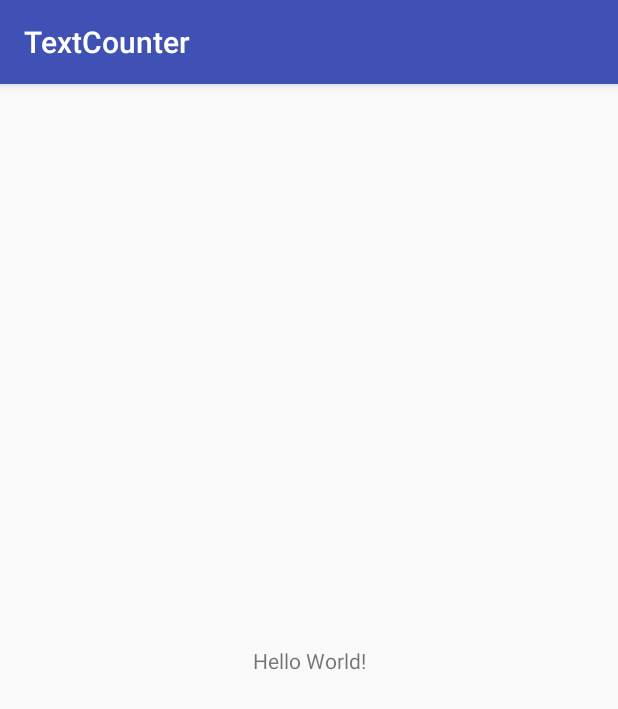
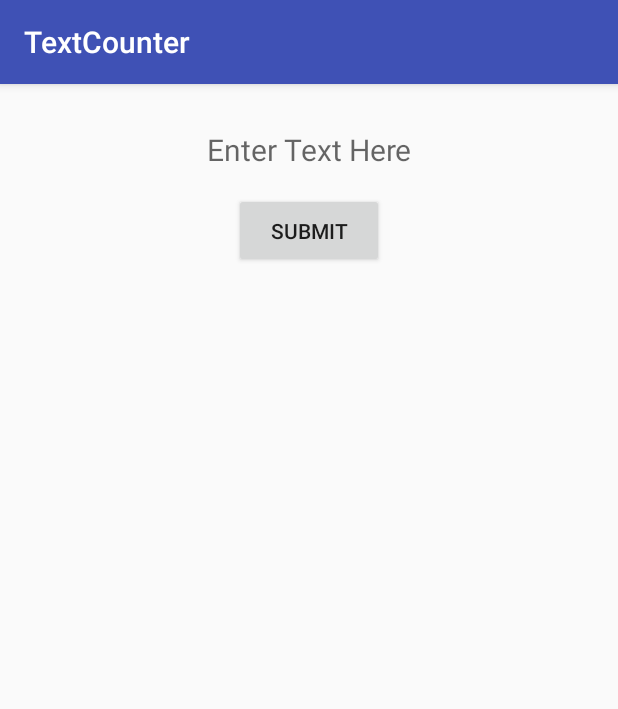
Before and after one commit to Alequin/word_count_homework, an Android app: the screen it shows after launch (MainActivity), on a phone screen of 412 x 824 dp. Shown: the top 709 px of the screen. Run offline under Robolectric (Android 15) with nearby library versions, the phone set to English and light mode, and no system bars.

Commit message:
Created basic layout

```diff
--- a/TextCounter/app/src/main/res/layout/activity_main.xml
+++ b/TextCounter/app/src/main/res/layout/activity_main.xml
@@ -7,12 +7,36 @@
     tools:context="com.example.james.textcounter.MainActivity">
 
     <TextView
-        android:layout_width="wrap_content"
+        android:id="@+id/enter_text_view_main_activity"
+        android:layout_width="0dp"
         android:layout_height="wrap_content"
-        android:text="Hello World!"
-        app:layout_constraintBottom_toBottomOf="parent"
+        android:textSize="20dp"
+        app:layout_constraintTop_toTopOf="parent"
         app:layout_constraintLeft_toLeftOf="parent"
         app:layout_constraintRight_toRightOf="parent"
-        app:layout_constraintTop_toTopOf="parent" />
+        android:layout_marginTop="30dp"
+        android:layout_marginLeft="10dp"
+        android:layout_marginRight="10dp"
+        android:hint="@string/enter_text_hint"
+        android:gravity="center"/>
+
+    <Button
+        android:id="@+id/submit_button_main_activity"
+        android:layout_width="100dp"
+        android:layout_height="50dp"
+        app:layout_constraintTop_toBottomOf="@+id/enter_text_view_main_activity"
+        app:layout_constraintLeft_toLeftOf="parent"
+        app:layout_constraintRight_toRightOf="parent"
+        android:layout_marginTop="15dp"
+        android:text="@string/submit_button"/>
+
+    <TextView
+        android:layout_width="300dp"
+        android:layout_height="wrap_content"
+        android:gravity="center"
+        app:layout_constraintLeft_toLeftOf="parent"
+        app:layout_constraintRight_toRightOf="parent"
+        app:layout_constraintTop_toBottomOf="@+id/submit_button_main_activity"
+        android:layout_marginTop="30dp"/>
 
 </android.support.constraint.ConstraintLayout>
--- a/TextCounter/app/src/main/res/values/strings.xml
+++ b/TextCounter/app/src/main/res/values/strings.xml
@@ -1,3 +1,5 @@
 <resources>
     <string name="app_name">TextCounter</string>
+    <string name="enter_text_hint">Enter Text Here</string>
+    <string name="submit_button">Submit</string>
 </resources>
```
